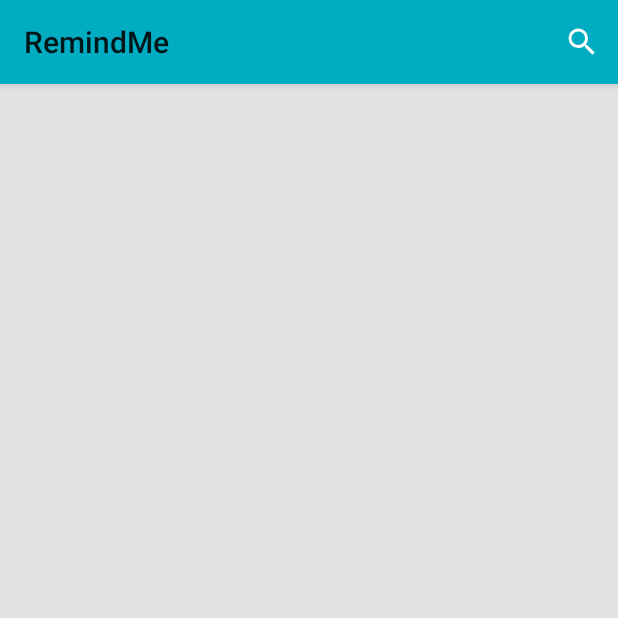
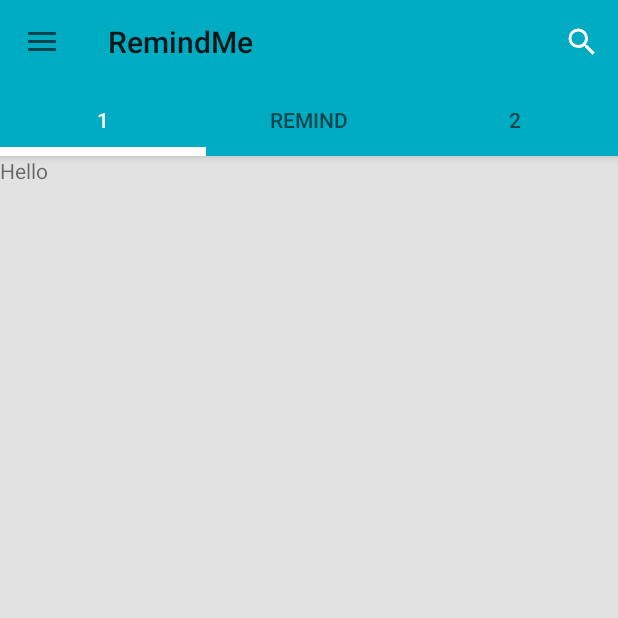
Before and after one commit to dronja/RemindMe, an Android app: the screen it shows after launch (MainActivity), on a phone screen of 412 x 824 dp, the top half of it. Run offline under Robolectric (Android 15) with nearby library versions, the phone set to English and light mode, and no system bars.

```diff
--- a/app/src/main/java/com/remindme/MainActivity.java
+++ b/app/src/main/java/com/remindme/MainActivity.java
@@ -1,15 +1,25 @@
 package com.remindme;
 
 import android.os.Bundle;
+import android.support.annotation.NonNull;
+import android.support.design.widget.NavigationView;
+import android.support.design.widget.TabLayout;
+import android.support.v4.view.ViewPager;
 import android.support.v4.widget.DrawerLayout;
+import android.support.v7.app.ActionBarDrawerToggle;
 import android.support.v7.app.AppCompatActivity;
 import android.support.v7.widget.Toolbar;
 import android.view.MenuItem;
 
+import com.remindme.adapter.TabPagerFragmentAdapter;
+import com.remindme.constant.Constans;
+
 public class MainActivity extends AppCompatActivity {
+    private static final int LAYOUT = R.layout.activity_main;
+
     private Toolbar toolbar;
     private DrawerLayout drawerLayout;
-    private static final int LAYOUT = R.layout.activity_main;
+    private ViewPager viewPager;
 
 
     @Override
@@ -20,6 +30,9 @@ public class MainActivity extends AppCompatActivity {
 
         initToolbar();
         initNavigationView();
+        initTabs();
+
+
     }
 
     private void initToolbar() {
@@ -38,5 +51,37 @@ public class MainActivity extends AppCompatActivity {
 
     private void initNavigationView() {
         drawerLayout = (DrawerLayout)findViewById(R.id.drawerLayout);
+
+        ActionBarDrawerToggle toggle = new ActionBarDrawerToggle(this,drawerLayout,toolbar,R.string.open,R.string.close);
+        drawerLayout.setDrawerListener(toggle);
+        toggle.syncState();
+
+        NavigationView navigationView = (NavigationView)findViewById(R.id.navigation);
+        navigationView.setNavigationItemSelectedListener(new NavigationView.OnNavigationItemSelectedListener() {
+            @Override
+            public boolean onNavigationItemSelected(@NonNull MenuItem item) {
+                drawerLayout.closeDrawers();
+                switch (item.getItemId()){
+                    case R.id.actionNotificationItem:
+                        showNotificationTab();
+                }
+                return true;
+            }
+        });
+    }
+
+    private void initTabs() {
+        viewPager = (ViewPager)findViewById(R.id.viewPager);
+
+        TabPagerFragmentAdapter adapter = new TabPagerFragmentAdapter(getSupportFragmentManager());
+        viewPager.setAdapter(adapter);
+
+        TabLayout tabLayout  = (TabLayout)findViewById(R.id.tabLayout);
+        tabLayout.setupWithViewPager(viewPager);
+
+    }
+
+    private void showNotificationTab(){
+        viewPager.setCurrentItem(Constans.TAB_TWO);
     }
 }
--- /dev/null
+++ b/app/src/main/java/com/remindme/adapter/TabPagerFragmentAdapter.java
@@ -0,0 +1,41 @@
+package com.remindme.adapter;
+
+
+import android.support.v4.app.Fragment;
+import android.support.v4.app.FragmentManager;
+import android.support.v4.app.FragmentPagerAdapter;
+
+import com.remindme.fragment.ExampleFragment;
+
+public class TabPagerFragmentAdapter extends FragmentPagerAdapter{
+
+    private String[] tabs;
+
+    public TabPagerFragmentAdapter(FragmentManager fm) {
+        super(fm);
+        tabs = new String[] {"1","Remind","2"};
+    }
+
+    @Override
+    public CharSequence getPageTitle(int position) {
+        return tabs[position];
+    }
+
+    @Override
+    public Fragment getItem(int position) {
+        switch (position){
+            case 0:
+                return ExampleFragment.getInstance();
+            case 1:
+                return ExampleFragment.getInstance();
+            case 2:
+                return ExampleFragment.getInstance();
+        }
+        return null;
+    }
+
+    @Override
+    public int getCount() {
+        return tabs.length;
+    }
+}
--- /dev/null
+++ b/app/src/main/java/com/remindme/constant/Constans.java
@@ -0,0 +1,9 @@
+package com.remindme.constant;
+
+
+
+public class Constans {
+    public static final int TAB_ONE = 0;
+    public static final int TAB_TWO = 1;
+    public static final int TAB_TREE = 2;
+}
--- /dev/null
+++ b/app/src/main/java/com/remindme/fragment/ExampleFragment.java
@@ -0,0 +1,31 @@
+package com.remindme.fragment;
+
+
+import android.os.Bundle;
+import android.support.annotation.Nullable;
+import android.support.v4.app.Fragment;
+import android.view.LayoutInflater;
+import android.view.View;
+import android.view.ViewGroup;
+
+import com.remindme.R;
+
+public class ExampleFragment extends Fragment {
+
+    private static final int LAYOUT = R.layout.fragment_example;
+    private View view;
+
+    public static ExampleFragment getInstance(){
+        Bundle args = new Bundle();
+        ExampleFragment exampleFragment = new ExampleFragment();
+        exampleFragment.setArguments(args);
+        return exampleFragment;
+    }
+
+    @Nullable
+    @Override
+    public View onCreateView(LayoutInflater inflater, @Nullable ViewGroup container, @Nullable Bundle savedInstanceState) {
+        view = inflater.inflate(LAYOUT,container,false);
+        return view;
+    }
+}
--- a/app/src/main/res/layout/activity_main.xml
+++ b/app/src/main/res/layout/activity_main.xml
@@ -19,7 +19,24 @@
             android:layout_width="match_parent"
             android:background="?attr/colorPrimary"/>
 
+        <android.support.design.widget.TabLayout
+            android:id="@+id/tabLayout"
+            android:layout_width="match_parent"
+            android:layout_height="wrap_content"
+            app:tabIndicatorColor="@android:color/white"
+            app:tabIndicatorHeight="6dp"
+            app:tabSelectedTextColor="@android:color/white"/>
+
+
     </android.support.design.widget.AppBarLayout>
+
+        <android.support.v4.view.ViewPager
+            android:id="@+id/viewPager"
+            android:layout_width="match_parent"
+            android:layout_height="match_parent"
+            app:layout_behavior="@string/appbar_scrolling_view_behavior"
+            />
+
     </android.support.design.widget.CoordinatorLayout>
 
     <android.support.design.widget.NavigationView
--- /dev/null
+++ b/app/src/main/res/layout/fragment_example.xml
@@ -0,0 +1,12 @@
+<?xml version="1.0" encoding="utf-8"?>
+<LinearLayout xmlns:android="http://schemas.android.com/apk/res/android"
+    android:orientation="vertical"
+    android:layout_width="match_parent"
+    android:layout_height="match_parent">
+
+    <TextView
+        android:layout_width="match_parent"
+        android:layout_height="match_parent"
+        android:text="Hello"/>
+
+</LinearLayout>
--- a/app/src/main/res/menu/menu_navigation.xml
+++ b/app/src/main/res/menu/menu_navigation.xml
@@ -1,6 +1,7 @@
 <?xml version="1.0" encoding="utf-8"?>
 <menu xmlns:android="http://schemas.android.com/apk/res/android">
     <item
+        android:id="@+id/actionNotificationItem"
         android:title="@string/menu_item_notification"
         android:orderInCategory="1"
         android:icon="@drawable/message_bulleted"
--- a/app/src/main/res/values/strings.xml
+++ b/app/src/main/res/values/strings.xml
@@ -2,4 +2,6 @@
     <string name="app_name">RemindMe</string>
     <string name="search">Search</string>
     <string name="menu_item_notification">Notification</string>
+    <string name="close">Close</string>
+    <string name="open">Open</string>
 </resources>
```
